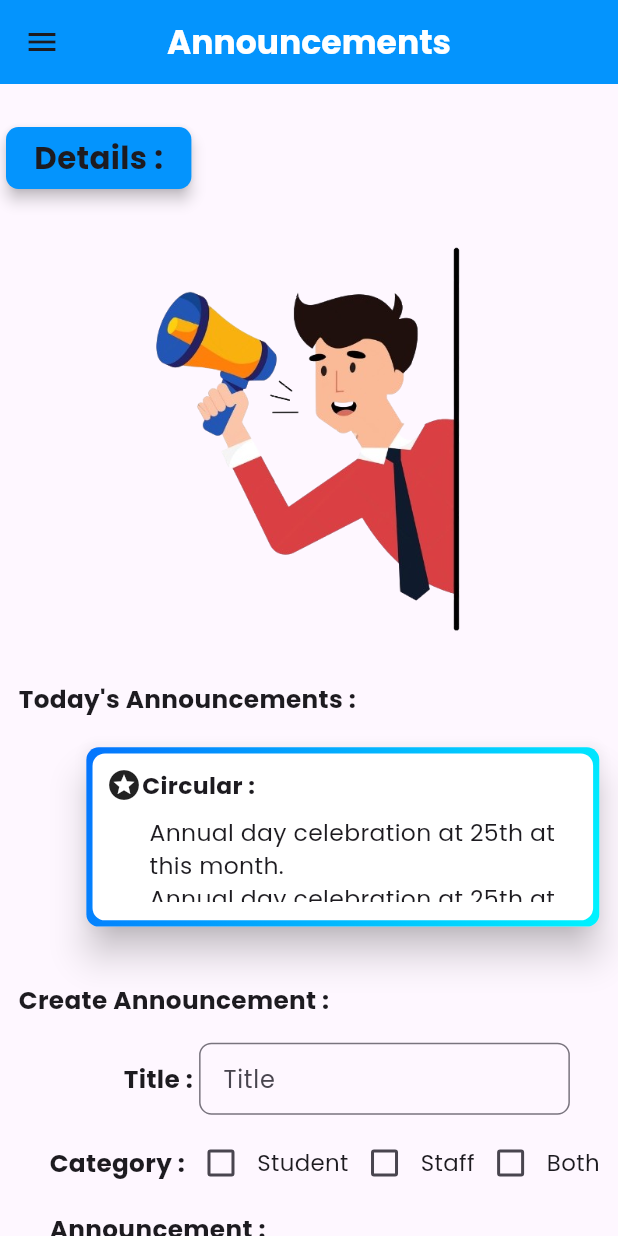
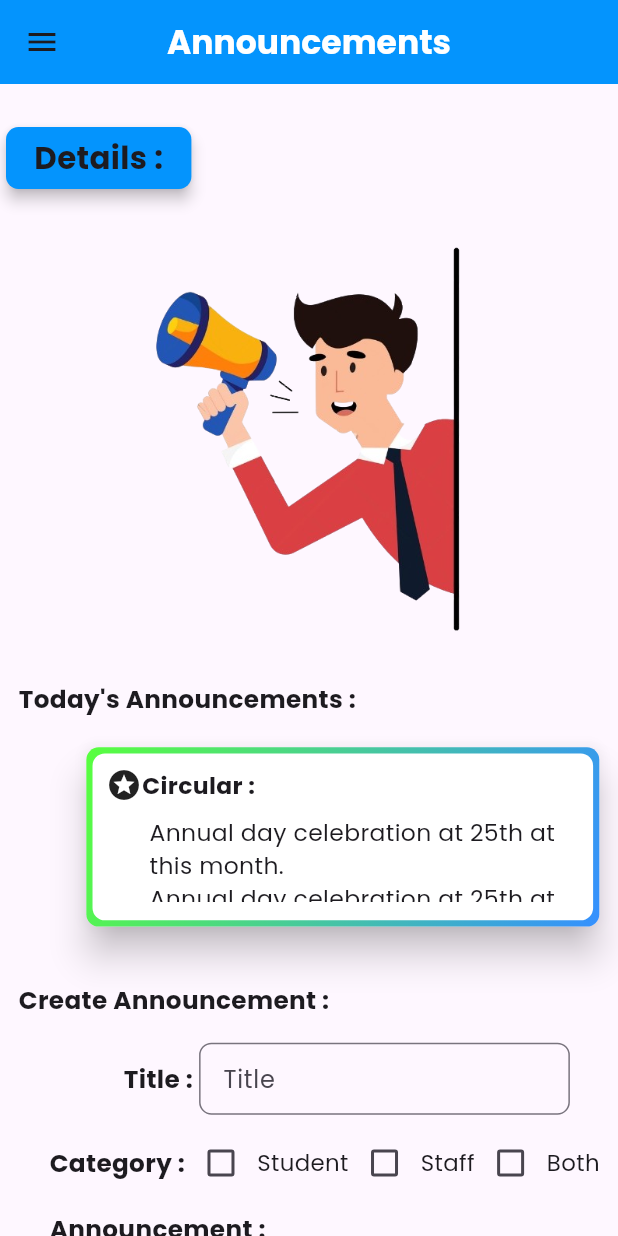
Before and after one commit to vasanth-0105/correspondant, a Flutter app: the Announcement screen opened directly, on a phone screen of 412 x 824 dp. Run offline on Flutter 3.47's test engine with Material 3 defaults, Android fonts, the phone set to English and light mode, and no system bars; our stand-ins replace google_fonts, syncfusion_flutter_charts.

Commit message:
https://github.com/vasanth-0105/correspondant.git

```diff
--- a/lib/comman_color/common_colors.dart
+++ b/lib/comman_color/common_colors.dart
@@ -5,8 +5,10 @@ const Color borderColor = Colors.black;
 const Color secondaryColor = Colors.white;
 const Color gradient1 = Color(0xFFFF6060);
 const Color gradient2 = Color(0xFF489AFE);
-const Color gradient3 = Color(0xFF0474FD);
-const Color gradient4 = Color(0xFF00F3FF);
+const Color gradient3 = Color(0xFF58FF3E);
+const Color gradient4 = Color(0xFF3590FF);
+const Color gradient5 = Color(0xFF00FF88);
+const Color gradient6 = Color(0xFF00C2CC);
 const Color color3 = Color(0xFFD9D9D9);
 const Color color4 = Color(0xFFABABAB);
 const Color w1 = Color(0xFFB80000);
--- a/lib/screens/home_screen.dart
+++ b/lib/screens/home_screen.dart
@@ -74,7 +74,7 @@ class _HomeScreenState extends State<HomeScreen> {
                       padding: EdgeInsets.symmetric(horizontal: w * 0.01),
                       decoration: BoxDecoration(
                         gradient: const LinearGradient(
-                          colors: [gradient3, gradient4],
+                          colors: [gradient5, gradient6],
                           begin: Alignment.topCenter,
                           end: Alignment.bottomCenter,
                         ),
```
